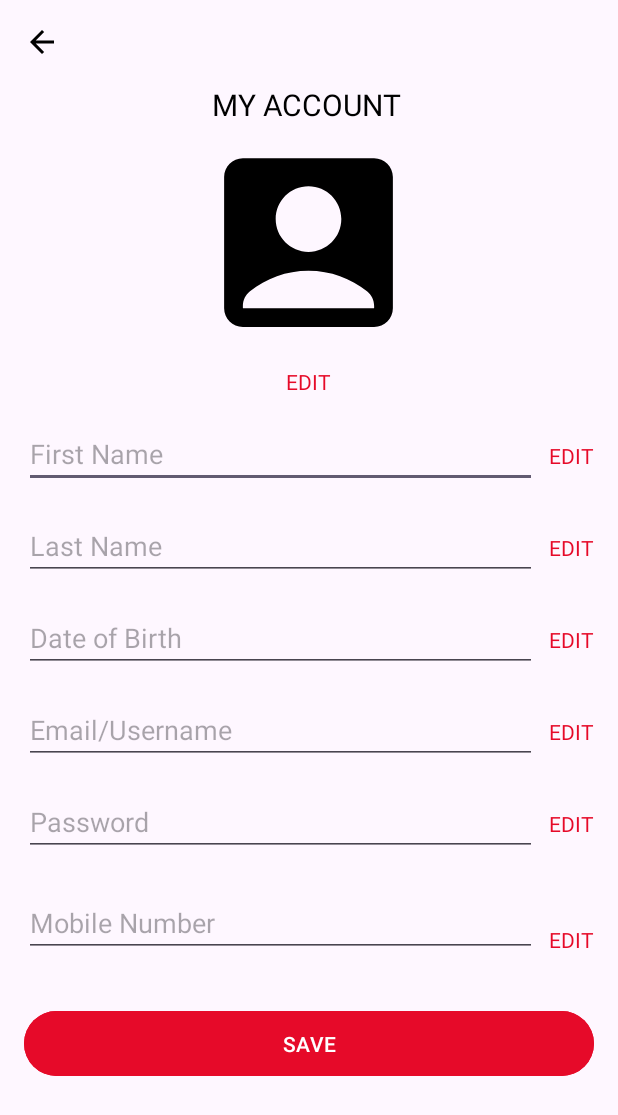
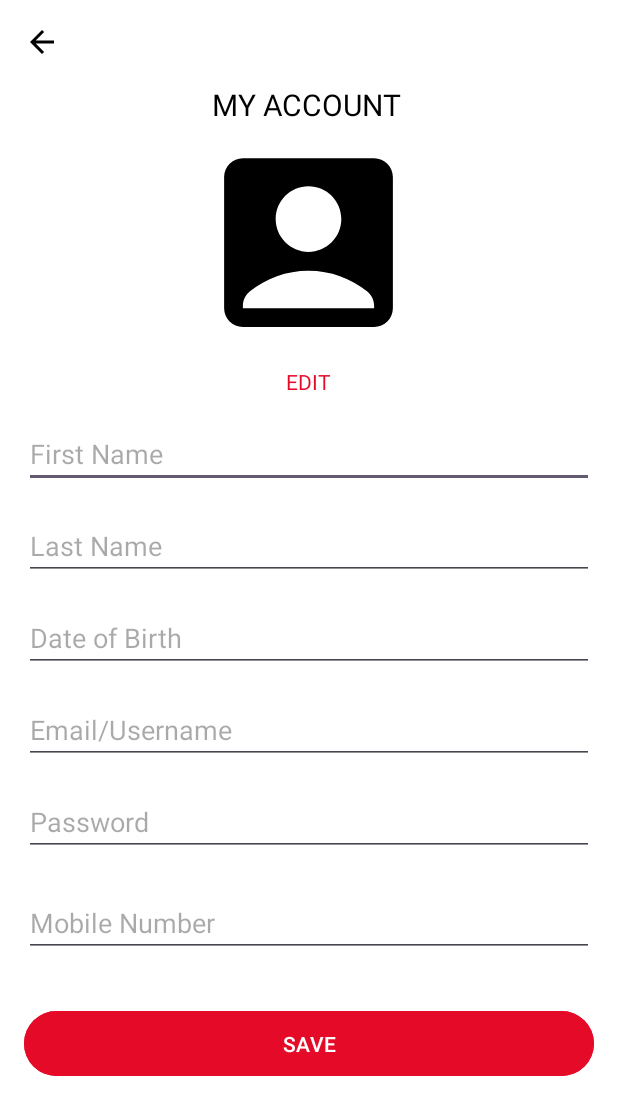
Before and after one commit to ST10092118/CashSend, an Android app: the layout fragment_my_account.xml on its own in the app's theme, with its tools: preview values and no code run, on a phone screen of 412 x 824 dp. Shown: the top 1115 px of the screen. Run offline under Robolectric (Android 15) with nearby library versions, the phone set to English and light mode, and no system bars.

Commit message:
merged projects

```diff
--- a/app/src/main/java/com/example/opsc7312cashsend/CardSelectionActivity.kt
+++ b/app/src/main/java/com/example/opsc7312cashsend/CardSelectionActivity.kt
@@ -8,6 +8,7 @@ import android.widget.Toast
 import androidx.appcompat.app.AppCompatActivity
 import androidx.recyclerview.widget.LinearLayoutManager
 import androidx.recyclerview.widget.RecyclerView
+import com.example.OPSC7312CashSend.R
 import com.example.opsc7312cashsend.adapters.CardAdapter
 
 class CardSelectionActivity : AppCompatActivity() {
--- a/app/src/main/java/com/example/opsc7312cashsend/FirstFragment.kt
+++ b/app/src/main/java/com/example/opsc7312cashsend/FirstFragment.kt
@@ -1,12 +1,13 @@
 package com.example.opsc7312cashsend
 
 import android.os.Bundle
-import androidx.fragment.app.Fragment
 import android.view.LayoutInflater
 import android.view.View
 import android.view.ViewGroup
+import androidx.fragment.app.Fragment
 import androidx.navigation.fragment.findNavController
-import com.example.opsc7312cashsend.databinding.FragmentFirstBinding
+import com.example.OPSC7312CashSend.R
+import com.example.OPSC7312CashSend.databinding.FragmentFirstBinding
 
 /**
  * A simple [Fragment] subclass as the default destination in the navigation.
--- a/app/src/main/java/com/example/opsc7312cashsend/NotificationsActivity.kt
+++ b/app/src/main/java/com/example/opsc7312cashsend/NotificationsActivity.kt
@@ -4,12 +4,13 @@ import android.app.DatePickerDialog
 import android.os.Bundle
 import android.widget.ImageButton
 import android.widget.TextView
-import android.widget.Toast
 import androidx.appcompat.app.AppCompatActivity
 import androidx.recyclerview.widget.LinearLayoutManager
 import androidx.recyclerview.widget.RecyclerView
+import com.example.OPSC7312CashSend.R
 import java.text.SimpleDateFormat
-import java.util.*
+import java.util.Calendar
+import java.util.Locale
 
 class NotificationsActivity : AppCompatActivity() {
 
--- a/app/src/main/java/com/example/opsc7312cashsend/SecondFragment.kt
+++ b/app/src/main/java/com/example/opsc7312cashsend/SecondFragment.kt
@@ -1,12 +1,13 @@
 package com.example.opsc7312cashsend
 
 import android.os.Bundle
-import androidx.fragment.app.Fragment
 import android.view.LayoutInflater
 import android.view.View
 import android.view.ViewGroup
+import androidx.fragment.app.Fragment
 import androidx.navigation.fragment.findNavController
-import com.example.opsc7312cashsend.databinding.FragmentSecondBinding
+import com.example.OPSC7312CashSend.R
+import com.example.OPSC7312CashSend.databinding.FragmentSecondBinding
 
 /**
  * A simple [Fragment] subclass as the second destination in the navigation.
--- a/app/src/main/java/com/example/opsc7312cashsend/SettingsActivity.kt
+++ b/app/src/main/java/com/example/opsc7312cashsend/SettingsActivity.kt
@@ -4,6 +4,7 @@ import android.os.Bundle
 import android.widget.LinearLayout
 import android.widget.Toast
 import androidx.appcompat.app.AppCompatActivity
+import com.example.OPSC7312CashSend.R
 
 class SettingsActivity : AppCompatActivity() {
 
--- a/app/src/main/java/com/example/opsc7312cashsend/adapters/CardAdapter.kt
+++ b/app/src/main/java/com/example/opsc7312cashsend/adapters/CardAdapter.kt
@@ -3,10 +3,10 @@ package com.example.opsc7312cashsend.adapters
 import android.view.LayoutInflater
 import android.view.View
 import android.view.ViewGroup
+import android.widget.ImageView
 import android.widget.TextView
-import android.widget.ImageView
 import androidx.recyclerview.widget.RecyclerView
-import com.example.opsc7312cashsend.R
+import com.example.OPSC7312CashSend.R
 import com.example.opsc7312cashsend.models.Card
 
 class CardAdapter(private val cardList: List<Card>, private val onCardSelected: (Card) -> Unit) : RecyclerView.Adapter<CardAdapter.CardViewHolder>() {
--- a/app/src/main/java/com/example/opsc7312cashsend/adapters/NotificationsAdapter.kt
+++ b/app/src/main/java/com/example/opsc7312cashsend/adapters/NotificationsAdapter.kt
@@ -5,8 +5,8 @@ import android.view.View
 import android.view.ViewGroup
 import android.widget.ImageButton
 import android.widget.TextView
-import android.widget.Toast
 import androidx.recyclerview.widget.RecyclerView
+import com.example.OPSC7312CashSend.R
 
 class NotificationsAdapter(private var notificationList: List<Notification>) :
     RecyclerView.Adapter<NotificationsAdapter.ViewHolder>() {
--- a/app/src/main/java/com/opsc7311/cashsend_opscpart2/Fragments/MyAccountFragment.kt
+++ b/app/src/main/java/com/opsc7311/cashsend_opscpart2/Fragments/MyAccountFragment.kt
@@ -24,7 +24,7 @@ import com.google.firebase.database.ValueEventListener
 import com.google.firebase.storage.FirebaseStorage
 
 
-class ProfileDetailsFragment : Fragment() {
+class MyAccountFragment : Fragment() {
 
     private lateinit var auth: FirebaseAuth
     private lateinit var database: DatabaseReference
@@ -48,7 +48,7 @@ class ProfileDetailsFragment : Fragment() {
         inflater: LayoutInflater, container: ViewGroup?,
         savedInstanceState: Bundle?
     ): View? {
-        val view = inflater.inflate(R.layout.fragment_profile_details, container, false)
+        val view = inflater.inflate(R.layout.fragment_my_account, container, false)
 
         // Initialize Firebase
         auth = FirebaseAuth.getInstance()
--- a/app/src/main/java/com/opsc7311/cashsend_opscpart2/Fragments/RegisterFragment.kt
+++ b/app/src/main/java/com/opsc7311/cashsend_opscpart2/Fragments/RegisterFragment.kt
@@ -9,12 +9,12 @@ import android.widget.EditText
 import android.widget.TextView
 import android.widget.Toast
 import androidx.fragment.app.Fragment
+import com.example.OPSC7312CashSend.R
 import com.google.firebase.auth.FirebaseAuth
 import com.google.firebase.database.DatabaseReference
 import com.google.firebase.database.FirebaseDatabase
 import com.opsc7311.cashsend_opscpart2.Fragments.LoginFragment
-import com.opsc7311.cashsend_opscpart2.Fragments.ProfileDetailsFragment
-import com.opsc7311.cashsend_opscpart2.R
+
 
 class RegisterFragment : Fragment() {
 
--- a/app/src/main/java/com/opsc7311/cashsend_opscpart2/MainActivity.kt
+++ b/app/src/main/java/com/opsc7311/cashsend_opscpart2/MainActivity.kt
@@ -2,15 +2,19 @@ package com.opsc7311.cashsend_opscpart2
 
 import android.os.Bundle
 import androidx.appcompat.app.AppCompatActivity
+import com.example.OPSC7312CashSend.R
+import com.example.OPSC7312CashSend.databinding.ActivityMainBinding
 import com.opsc7311.cashsend_opscpart2.Fragments.LoginFragment
 import com.opsc7311.cashsend_opscpart2.Fragmentss.RegisterFragment
-import com.opsc7311.cashsend_opscpart2.databinding.ActivityMainBinding
+
 
 class MainActivity : AppCompatActivity() {
     private lateinit var binding: ActivityMainBinding
 
     override fun onCreate(savedInstanceState: Bundle?) {
         super.onCreate(savedInstanceState)
+
+
 
         binding = ActivityMainBinding.inflate(layoutInflater)
         setContentView(binding.root)
--- a/app/src/main/res/layout/activity_card_selection.xml
+++ b/app/src/main/res/layout/activity_card_selection.xml
@@ -4,7 +4,8 @@
     xmlns:tools="http://schemas.android.com/tools"
     android:layout_width="match_parent"
     android:layout_height="match_parent"
-    tools:context=".CardSelectionActivity">
+
+    >
 
     <!-- Back button -->
     <ImageButton
--- a/app/src/main/res/layout/fragment_first.xml
+++ b/app/src/main/res/layout/fragment_first.xml
@@ -4,7 +4,7 @@
     xmlns:tools="http://schemas.android.com/tools"
     android:layout_width="match_parent"
     android:layout_height="match_parent"
-    tools:context=".FirstFragment">
+    >
 
     <androidx.constraintlayout.widget.ConstraintLayout
         android:layout_width="match_parent"
--- a/app/src/main/res/layout/fragment_my_account.xml
+++ b/app/src/main/res/layout/fragment_my_account.xml
@@ -4,7 +4,8 @@
     android:layout_width="match_parent"
     android:layout_height="match_parent"
     android:orientation="vertical"
-    android:padding="16dp">
+    android:padding="16dp"
+    android:background="@color/white">
 
     <!-- Back Arrow -->
     <ImageView
@@ -62,13 +63,6 @@
             android:hint="First Name"
             android:layout_weight="1" />
 
-        <TextView
-            android:layout_width="wrap_content"
-            android:layout_height="wrap_content"
-            android:text="EDIT"
-            android:textColor="@color/redColor"
-            android:paddingStart="8dp"
-            android:gravity="center"/>
     </LinearLayout>
 
     <!-- Last Name Field -->
@@ -86,13 +80,6 @@
             android:hint="Last Name"
             android:layout_weight="1" />
 
-        <TextView
-            android:layout_width="wrap_content"
-            android:layout_height="wrap_content"
-            android:text="EDIT"
-            android:textColor="@color/redColor"
-            android:paddingStart="8dp"
-            android:gravity="center"/>
     </LinearLayout>
 
     <!-- Date of Birth Field -->
@@ -110,13 +97,6 @@
             android:hint="Date of Birth"
             android:layout_weight="1" />
 
-        <TextView
-            android:layout_width="wrap_content"
-            android:layout_height="wrap_content"
-            android:text="EDIT"
-            android:textColor="@color/redColor"
-            android:paddingStart="8dp"
-            android:gravity="center"/>
     </LinearLayout>
 
     <!-- Email/Username Field -->
@@ -134,13 +114,6 @@
             android:hint="Email/Username"
             android:layout_weight="1" />
 
-        <TextView
-            android:layout_width="wrap_content"
-            android:layout_height="wrap_content"
-            android:text="EDIT"
-            android:textColor="@color/redColor"
-            android:paddingStart="8dp"
-            android:gravity="center"/>
     </LinearLayout>
 
     <!-- Password Field -->
@@ -159,13 +132,6 @@
             android:layout_weight="1"
             android:inputType="textPassword" />
 
-        <TextView
-            android:layout_width="wrap_content"
-            android:layout_height="wrap_content"
-            android:text="EDIT"
-            android:textColor="@color/redColor"
-            android:paddingStart="8dp"
-            android:gravity="center"/>
     </LinearLayout>
 
     <!-- Mobile Number Field -->
@@ -184,13 +150,6 @@
             android:layout_weight="1"
             android:layout_marginTop="-10dp"/>
 
-        <TextView
-            android:layout_width="wrap_content"
-            android:layout_height="wrap_content"
-            android:text="EDIT"
-            android:textColor="@color/redColor"
-            android:paddingStart="8dp"
-            android:gravity="center"/>
     </LinearLayout>
 
     <!-- Save Button -->
--- a/app/src/main/res/layout/home_screen.xml
+++ b/app/src/main/res/layout/home_screen.xml
@@ -2,10 +2,10 @@
 <androidx.constraintlayout.widget.ConstraintLayout xmlns:android="http://schemas.android.com/apk/res/android"
     xmlns:app="http://schemas.android.com/apk/res-auto"
     xmlns:tools="http://schemas.android.com/tools"
-    android:id="@+id/main_layout"
+    android:id="@+id/fragment_container_view"
     android:layout_width="match_parent"
     android:layout_height="match_parent"
-    tools:context=".MainActivity">
+    >
 
     <!-- "More" Button for future features -->
     <ImageButton
--- a/app/src/main/res/layout/login.xml
+++ b/app/src/main/res/layout/login.xml
@@ -7,7 +7,7 @@
     android:layout_height="match_parent"
     android:orientation="vertical"
     android:background="@drawable/background"
-    tools:context=".MainActivity">
+    >
 
     <androidx.cardview.widget.CardView
         android:layout_width="match_parent"
@@ -167,6 +167,7 @@
                 android:orientation="horizontal">
 
                 <ImageView
+                    android:id="@+id/google_btn"
                     android:layout_width="35dp"
                     android:layout_height="45dp"
                     android:layout_margin="10dp"
--- a/app/src/main/res/menu/menu_main.xml
+++ b/app/src/main/res/menu/menu_main.xml
@@ -1,7 +1,7 @@
 <menu xmlns:android="http://schemas.android.com/apk/res/android"
     xmlns:app="http://schemas.android.com/apk/res-auto"
     xmlns:tools="http://schemas.android.com/tools"
-    tools:context="com.example.opsc7312cashsend.MainActivity">
+    tools:context="com.example.opsc7312cashsend.HomeScreenActivity">
     <item
         android:id="@+id/action_settings"
         android:orderInCategory="100"
--- a/app/src/main/res/values/button_style.xml
+++ b/app/src/main/res/values/button_style.xml
@@ -1,6 +1,5 @@
 <?xml version="1.0" encoding="utf-8"?>
 <resources>
-
     <style name="Button4">
         <item name="cornerSize">20% </item>
     </style>
@@ -8,7 +7,4 @@
         <item name="cornerSize">50% </item>
     </style>
 
-
-
-
 </resources>
```
Also changed, not shown: app/src/main/java/com/example/opsc7312cashsend/AddNewCardActivity.kt (+20 -5 lines), app/src/main/java/com/example/opsc7312cashsend/HomeScreenActivity.kt (+8 -2 lines), app/src/main/java/com/opsc7311/cashsend_opscpart2/Fragments/LoginFragment.kt (+10 -11 lines), 1 other file.
